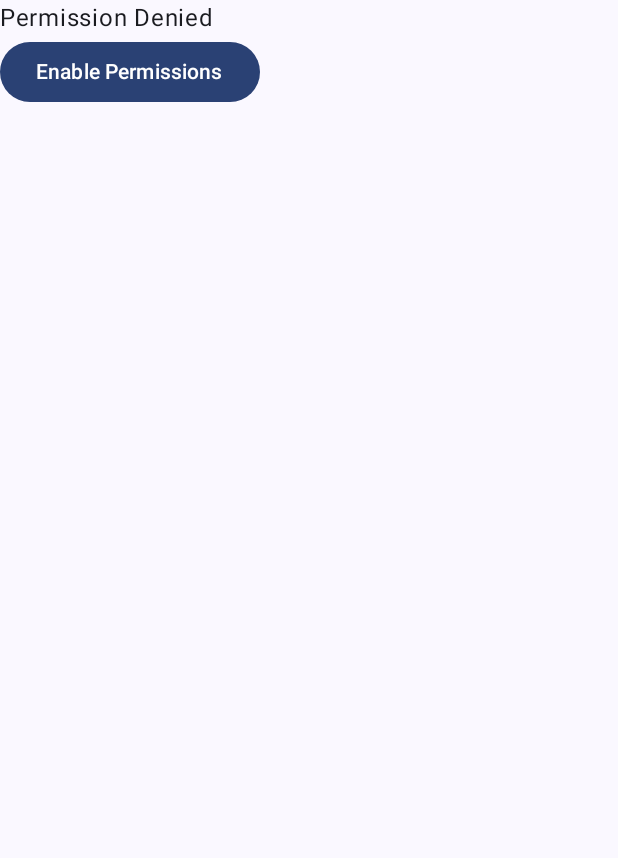
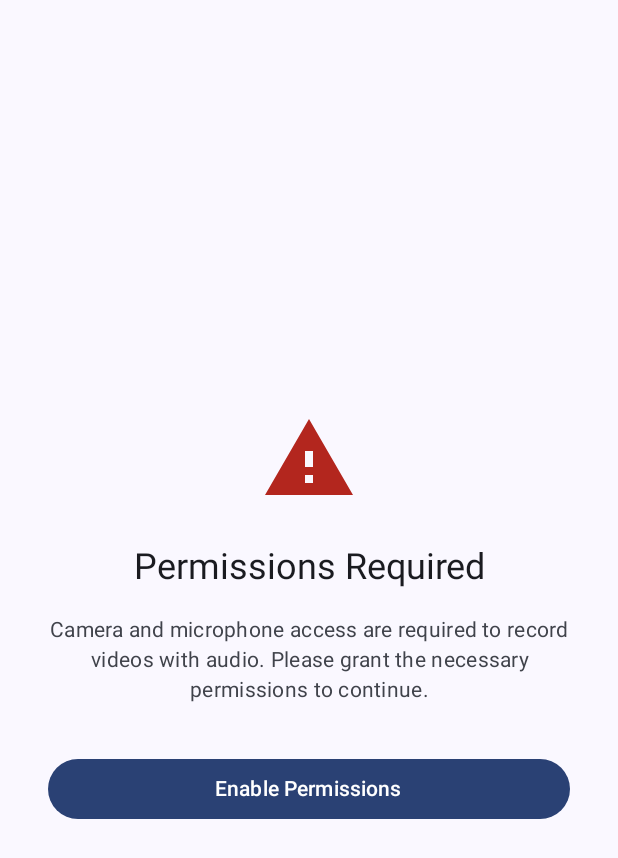
Before and after one commit to moehamade/android-modular-template, an Android app built with Jetpack Compose: the composable PermissionDeniedContent shown on its own in the app's theme, on a phone screen of 412 x 824 dp. Shown: the top 858 px of the screen. Run offline under Robolectric (Android 15) with nearby library versions, the phone set to English and light mode, and no system bars; 14 statements that could not run were skipped.

Commit message:
refactor: Decompose RecordingScreen into smaller, reusable components
This commit refactors the `RecordingScreen` by extracting its UI logic into several smaller, more focused, and reusable composables. The goal is to improve readability, maintainability, and separation of concerns.

Key changes include:

*   **`CameraPreview.kt`**: A new composable that encapsulates the `AndroidView` and `PreviewView` logic for displaying the camera feed. It is responsible for binding the `LifecycleCameraController` and updating the camera selector.

*   **`RecordingControls.kt`**: A new composable that contains the UI for recording actions, including the record/stop button, switch camera button, and the "Recording..." status indicator.

*   **`PermissionDeniedContent.kt`**: A new, more user-friendly composable to be displayed when required permissions are missing. It features a warning icon, a clear message, and a button to re-request permissions or open settings.

*   **`RecordingPermissionGate.kt`**: A specialized permission-handling composable that gates content behind `CAMERA` and `RECORD_AUDIO` permissions. It uses `rememberMultiplePermissionsState` from Accompanist to manage the permission lifecycle and decides whether to show the main content or the `permissionDeniedContent`.

*   **`RecordingScreen.kt`**: The main screen is significantly simplified. It now orchestrates these new components:
    *   It uses `RecordingPermissionGate` to handle all permission logic.
    *   The main content area now composes `CameraPreview` and `RecordingControls`.
    *   The complex UI logic previously inside `RecordingScreen` has been moved to the new components.

*   **`RecordingViewModel.kt`**: A new `startRecordingWithController` method is added to abstract away the details of initiating a recording session with `LifecycleCameraController`.

```diff
--- /dev/null
+++ b/feature/recording/src/main/java/com/acksession/feature/recording/PermissionDeniedContent.kt
@@ -0,0 +1,86 @@
+package com.acksession.feature.recording
+
+import androidx.compose.foundation.layout.Arrangement
+import androidx.compose.foundation.layout.Column
+import androidx.compose.foundation.layout.Spacer
+import androidx.compose.foundation.layout.fillMaxSize
+import androidx.compose.foundation.layout.fillMaxWidth
+import androidx.compose.foundation.layout.height
+import androidx.compose.foundation.layout.padding
+import androidx.compose.foundation.layout.size
+import androidx.compose.material.icons.Icons
+import androidx.compose.material.icons.filled.Warning
+import androidx.compose.material3.Button
+import androidx.compose.material3.Icon
+import androidx.compose.material3.MaterialTheme
+import androidx.compose.material3.Text
+import androidx.compose.runtime.Composable
+import androidx.compose.ui.Alignment
+import androidx.compose.ui.Modifier
+import androidx.compose.ui.text.style.TextAlign
+import androidx.compose.ui.unit.dp
+
+/**
+ * Enhanced permission denied content that displays a clear message to the user
+ * when camera or microphone permissions are not granted.
+ *
+ * Features:
+ * - Warning icon for visual emphasis
+ * - Clear title and message
+ * - Centered layout with proper spacing
+ * - Material Design styling
+ *
+ * @param onEnablePermissions Callback when the user clicks the enable permissions button
+ * @param modifier Modifier for the container
+ */
+@Composable
+fun PermissionDeniedContent(
+    onEnablePermissions: () -> Unit,
+    modifier: Modifier = Modifier
+) {
+    Column(
+        modifier = modifier
+            .fillMaxSize()
+            .padding(32.dp),
+        horizontalAlignment = Alignment.CenterHorizontally,
+        verticalArrangement = Arrangement.Center
+    ) {
+        // Warning icon
+        Icon(
+            imageVector = Icons.Default.Warning,
+            contentDescription = "Permission required",
+            modifier = Modifier.size(64.dp),
+            tint = MaterialTheme.colorScheme.error
+        )
+
+        Spacer(modifier = Modifier.height(24.dp))
+
+        // Title
+        Text(
+            text = "Permissions Required",
+            style = MaterialTheme.typography.headlineSmall,
+            color = MaterialTheme.colorScheme.onSurface,
+            textAlign = TextAlign.Center
+        )
+
+        Spacer(modifier = Modifier.height(16.dp))
+
+        // Message
+        Text(
+            text = "Camera and microphone access are required to record videos with audio. Please grant the necessary permissions to continue.",
+            style = MaterialTheme.typography.bodyMedium,
+            color = MaterialTheme.colorScheme.onSurfaceVariant,
+            textAlign = TextAlign.Center
+        )
+
+        Spacer(modifier = Modifier.height(32.dp))
+
+        // Enable permissions button
+        Button(
+            onClick = onEnablePermissions,
+            modifier = Modifier.fillMaxWidth()
+        ) {
+            Text("Enable Permissions")
+        }
+    }
+}
```
Also changed, not shown: feature/recording/src/main/java/com/acksession/feature/recording/CameraPreview.kt (added, +47 -0 lines), feature/recording/src/main/java/com/acksession/feature/recording/RecordingControls.kt (added, +117 -0 lines), feature/recording/src/main/java/com/acksession/feature/recording/RecordingPermissionGate.kt (added, +67 -0 lines), feature/recording/src/main/java/com/acksession/feature/recording/RecordingScreen.kt (+42 -203 lines), feature/recording/src/main/java/com/acksession/feature/recording/RecordingViewModel.kt (+29 -0 lines).
